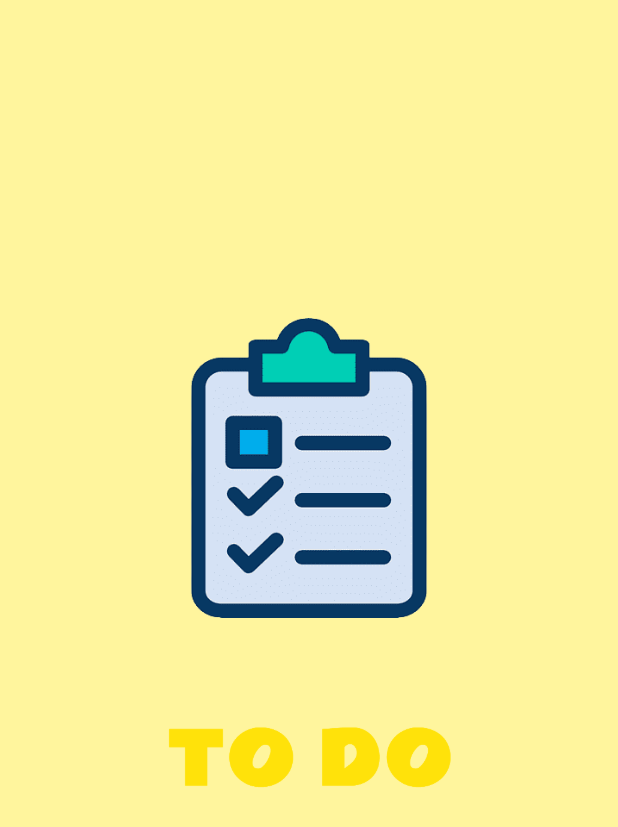
After one commit to MDRTHW/to_do_list, a Flutter app: the first screen one second after launch, on a phone screen of 412 x 824 dp. The commit adds this screen. Shown: the top 827 px of the screen. Run offline on Flutter 3.47's test engine with Material 2 defaults, Android fonts, the phone set to English and light mode, and no system bars; our stand-ins replace flutter_slidable, hive, hive_flutter; accounts and stored records are empty.

Commit message:
Splash screen added

```diff
--- a/lib/main.dart
+++ b/lib/main.dart
@@ -2,6 +2,7 @@ import 'package:flutter/material.dart';
 import 'package:hive/hive.dart';
 import 'package:hive_flutter/adapters.dart';
 import 'package:to_do/pages/home_page.dart';
+import 'package:to_do/pages/loading_screen.dart';
 
 void main() async{
   //init hive
@@ -25,7 +26,12 @@ class MyApp extends StatelessWidget {
       theme: ThemeData(
         primarySwatch: Colors.yellow,
       ),
-      home: HomePage() ,
+     initialRoute: '/loading',
+      routes: {
+        '/home': (context) => HomePage(),
+        '/loading': (context) => LoadingScreen(),
+      },
+     //  home: LoadingScreen(),
     );
   }
 }
--- a/lib/pages/home_page.dart
+++ b/lib/pages/home_page.dart
@@ -3,7 +3,6 @@ import 'package:hive/hive.dart';
 import 'package:intl/intl.dart';
 import 'package:to_do/utilities/dialog_box.dart';
 import 'package:to_do/utilities/todo_tile.dart';
-
 import '../data/database.dart';
 
 class HomePage extends StatefulWidget {
--- /dev/null
+++ b/lib/pages/loading_screen.dart
@@ -0,0 +1,51 @@
+import 'package:flutter/material.dart';
+
+class LoadingScreen extends StatefulWidget {
+  const LoadingScreen({Key? key}) : super(key: key);
+
+  @override
+  State<LoadingScreen> createState() => _LoadingScreenState();
+}
+
+class _LoadingScreenState extends State<LoadingScreen> {
+
+  @override
+  void initState() {
+
+    Future.delayed(Duration(milliseconds: 1500), (){
+      Navigator.pushReplacementNamed(context, '/home');
+    } );
+    // TODO: implement initState
+    super.initState();
+  }
+
+  @override
+  Widget build(BuildContext context) {
+
+
+    return Scaffold(
+      backgroundColor: Colors.yellow[200],
+        body: Center(
+
+          child: Column(
+          mainAxisAlignment: MainAxisAlignment.center,
+          crossAxisAlignment: CrossAxisAlignment.center,
+          children: [
+            Image(
+             image: AssetImage('assets/images/todo.png'),
+              height: 200,
+              width: 200,
+           ),
+           Image(
+              image: AssetImage('assets/images/logo.png'),
+              height: 200,
+            width: 200,
+          )
+        ],
+      ),
+
+    )
+    );
+
+  }
+}
--- a/pubspec.yaml
+++ b/pubspec.yaml
@@ -65,9 +65,9 @@ flutter:
   uses-material-design: true
 
   # To add assets to your application, add an assets section, like this:
-  # assets:
-  #   - images/a_dot_burr.jpeg
-  #   - images/a_dot_ham.jpeg
+  assets:
+    - assets/images/
+
 
   # An image asset can refer to one or more resolution-specific "variants", see
   # https://flutter.dev/assets-and-images/#resolution-aware
```
Also changed, not shown: assets/images/logo.png (added), assets/images/todo.png (added).
